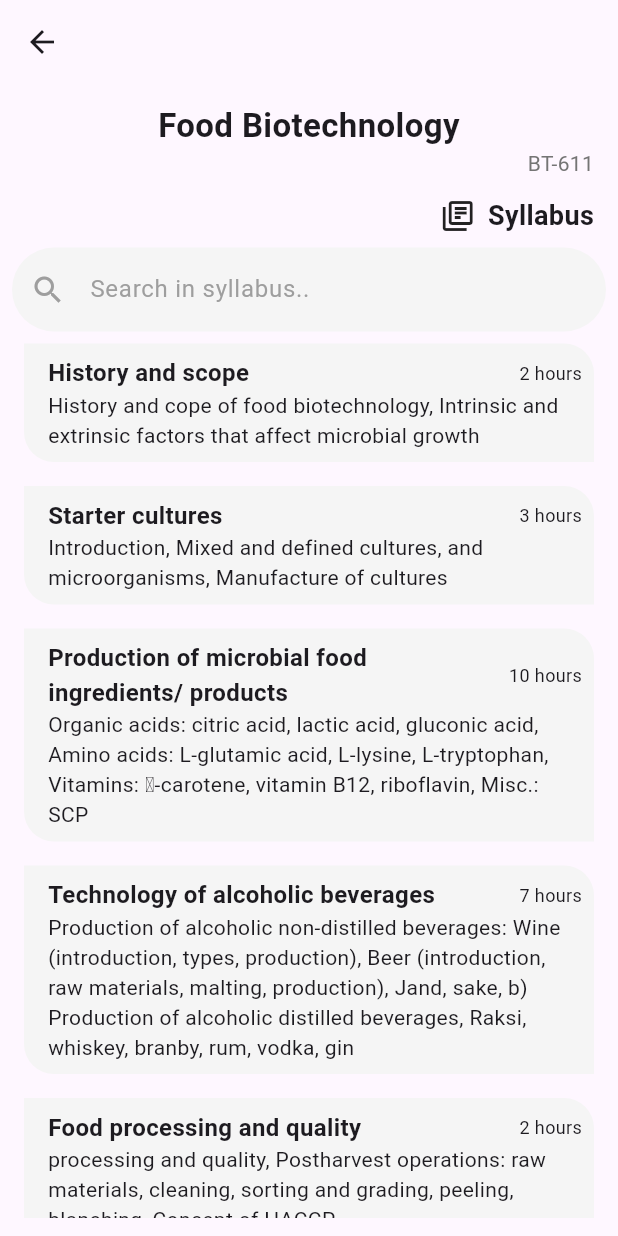
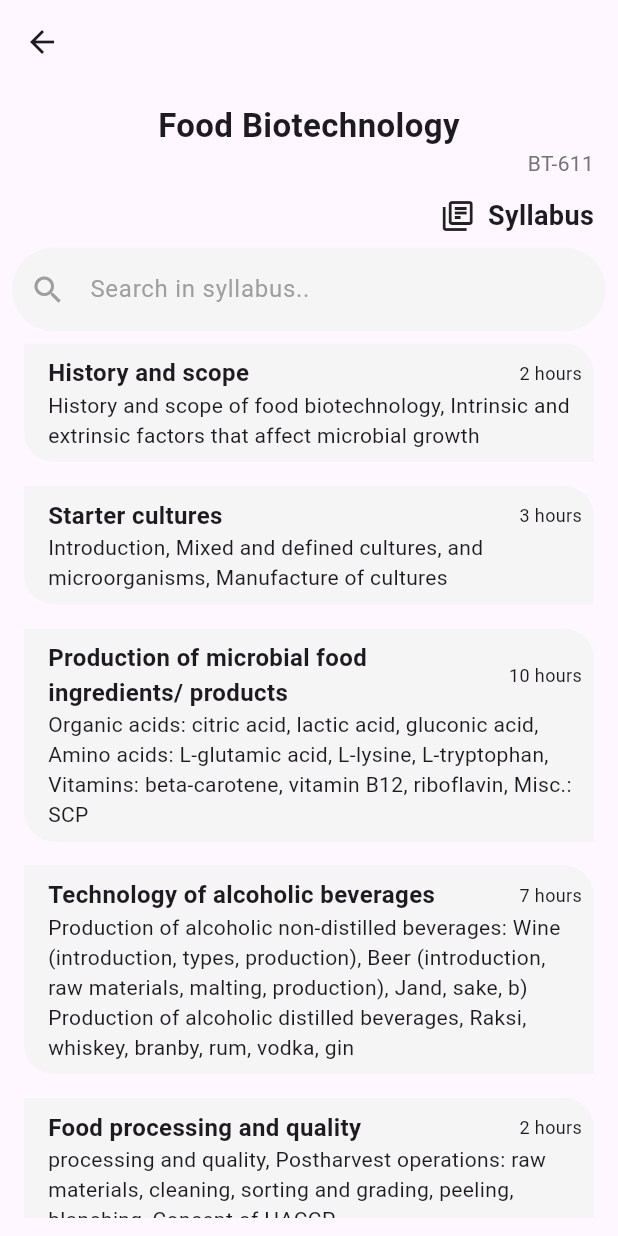
Before and after one commit to rizanB/past_qns, a Flutter app: the screen it shows after launch, after a tap on "Food Biotechnology", on a phone screen of 412 x 824 dp. Run offline on Flutter 3.47's test engine with Material 3 defaults, Android fonts, the phone set to English and light mode, and no system bars.

Commit message:
chore: fix punctuation in course file

```diff
--- a/lib/data/courses.dart
+++ b/lib/data/courses.dart
@@ -773,7 +773,7 @@ const courses = [
       {
         'topic': "History and scope",
         'content':
-            "History and cope of food biotechnology, Intrinsic and extrinsic factors that affect microbial growth",
+            "History and scope of food biotechnology, Intrinsic and extrinsic factors that affect microbial growth",
         'hours': 2
       },
       {
@@ -785,7 +785,7 @@ const courses = [
       {
         'topic': "Production of microbial food ingredients/ products",
         'content':
-            "Organic acids: citric acid, lactic acid, gluconic acid, Amino acids: L-glutamic acid, L-lysine, L-tryptophan, Vitamins: -carotene, vitamin B12, riboflavin, Misc.: SCP",
+            "Organic acids: citric acid, lactic acid, gluconic acid, Amino acids: L-glutamic acid, L-lysine, L-tryptophan, Vitamins: beta-carotene, vitamin B12, riboflavin, Misc.: SCP",
         'hours': 10
       },
       {
```
